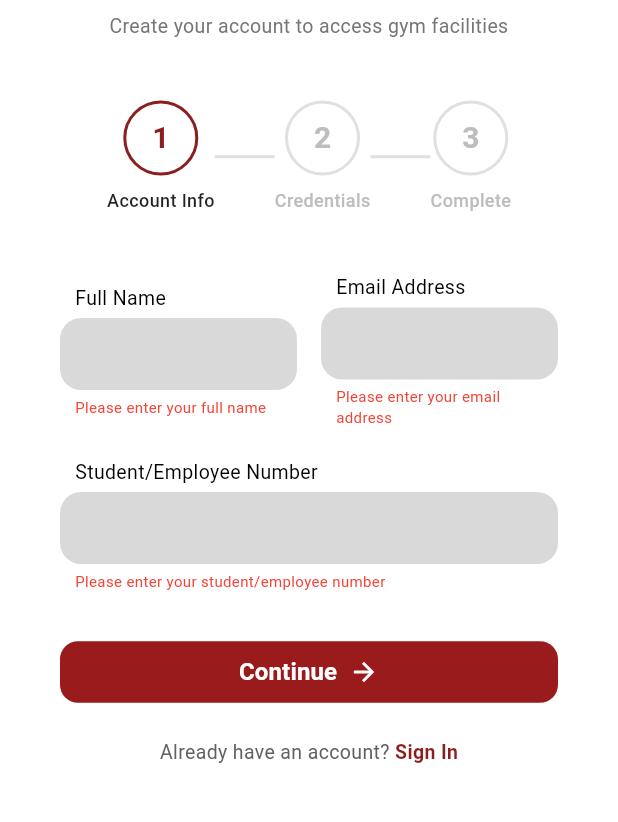
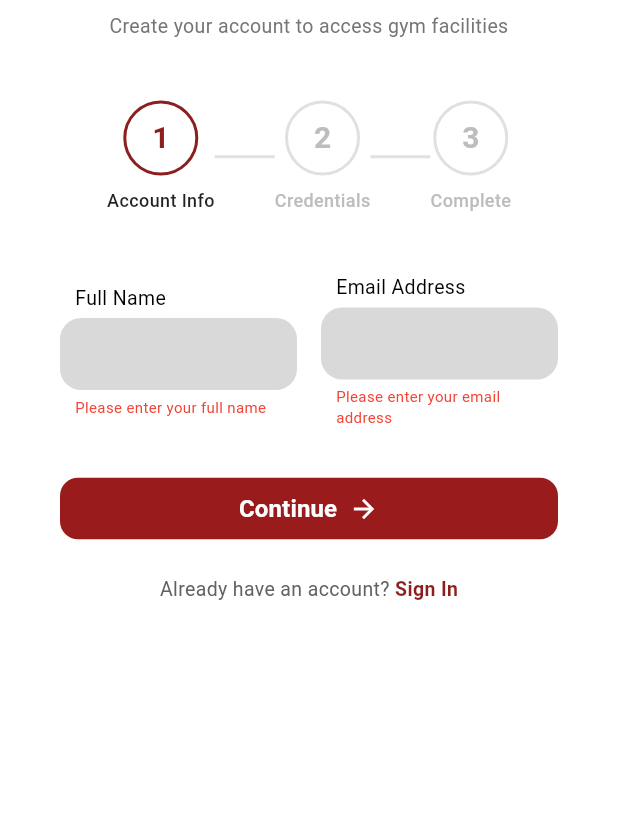
Before and after one commit to Brian-Kristofer-Perez/SpartaGO, a Flutter app: the SignUpPage screen opened directly, after a tap on "Continue", on a phone screen of 412 x 824 dp, the part 369-1191 px from its top. Run offline on Flutter 3.47's test engine with Material 3 defaults, Android fonts, the phone set to English and light mode, and no system bars; our stand-ins replace table_calendar; statements that could not run were skipped.

Commit message:
fix UI: remove ID and Student Number

```diff
--- a/lib/pages/sign-up/sign-up-page.dart
+++ b/lib/pages/sign-up/sign-up-page.dart
@@ -17,14 +17,12 @@ class _SignUpPageState extends State<SignUpPage> {
   // Controllers
   final TextEditingController fullNameController = TextEditingController();
   final TextEditingController emailController = TextEditingController();
-  final TextEditingController studentNumberController = TextEditingController();
   final TextEditingController passwordController = TextEditingController();
   final TextEditingController confirmPasswordController = TextEditingController();
 
   // Errors
   String? fullNameError;
   String? emailError;
-  String? studentNumberError;
   String? passwordError;
   String? confirmPasswordError;
 
@@ -35,7 +33,6 @@ class _SignUpPageState extends State<SignUpPage> {
   void dispose() {
     fullNameController.dispose();
     emailController.dispose();
-    studentNumberController.dispose();
     passwordController.dispose();
     confirmPasswordController.dispose();
     super.dispose();
@@ -66,11 +63,6 @@ class _SignUpPageState extends State<SignUpPage> {
     return null;
   }
 
-  String? validateStudentNumber(String value) {
-    if (value.isEmpty) return 'Please enter your student/employee number';
-    if (value.length < 4) return 'Number must be at least 4 characters';
-    return null;
-  }
 
   String? validatePassword(String value) {
     if (value.isEmpty) return 'Please enter a password';
@@ -97,10 +89,9 @@ class _SignUpPageState extends State<SignUpPage> {
     setState(() {
       fullNameError = validateFullName(fullNameController.text.trim());
       emailError = validateEmail(emailController.text.trim());
-      studentNumberError = validateStudentNumber(studentNumberController.text.trim());
     });
 
-    return fullNameError == null && emailError == null && studentNumberError == null;
+    return fullNameError == null && emailError == null;
   }
 
   bool validateStep1() {
@@ -432,26 +423,6 @@ class _SignUpPageState extends State<SignUpPage> {
             ),
           ],
         ),
-        const SizedBox(height: 20),
-
-        // Student/Employee Number (Full Width)
-        Column(
-          crossAxisAlignment: CrossAxisAlignment.start,
-          children: [
-            CustomFormInput(
-              label: "Student/Employee Number",
-              controller: studentNumberController,
-            ),
-            if (studentNumberError != null)
-              Padding(
-                padding: const EdgeInsets.only(left: 10, top: 4),
-                child: Text(
-                  studentNumberError!,
-                  style: const TextStyle(color: Colors.red, fontSize: 10),
-                ),
-              ),
-          ],
-        ),
       ],
     );
   }
```
Also changed, not shown: lib/pages/admin-user_manager/user_activity.dart (+0 -24 lines), lib/pages/admin-user_manager/user_detail.dart (+5 -37 lines), lib/pages/admin-user_manager/user_manager.dart (+1 -7 lines).
